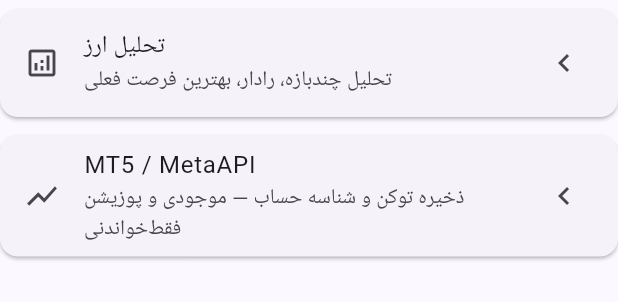
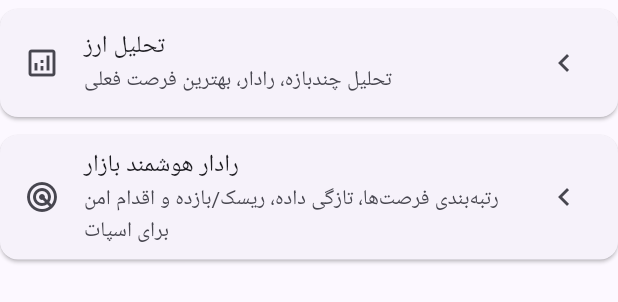
Before and after one commit to Siavashmorad/crypto-signal-scanner, a Flutter app: the HomeNavSection widget shown alone on an empty page, opened directly with empty values, on a phone screen of 412 x 824 dp. Shown: the top 302 px of the screen. Run offline on Flutter 3.47's test engine with Material 3 defaults, Android fonts, the phone set to English and light mode, and no system bars; our stand-ins replace firebase_core, firebase_messaging, flutter_local_notifications, flutter_secure_storage, shared_preferences; missing offline and left inert: workmanager; accounts and stored records are empty; network calls fail.

Commit message:
feat(ui): replace unusable MT5 card with Smart Market Radar

```diff
--- a/lib/widgets/home_nav_section.dart
+++ b/lib/widgets/home_nav_section.dart
@@ -1,7 +1,7 @@
 import 'package:flutter/material.dart';
 
 import 'coin_analysis_page.dart';
-import 'mt5_analysis_page.dart';
+import 'smart_market_radar_page.dart';
 
 /// Compact navigation cards for Home — does not rewrite HomePage body.
 class HomeNavSection extends StatelessWidget {
@@ -30,15 +30,15 @@ class HomeNavSection extends StatelessWidget {
         ),
         Card(
           child: ListTile(
-            leading: const Icon(Icons.show_chart),
-            title: Text(en ? 'MT5 / MetaAPI' : 'MT5 / MetaAPI'),
+            leading: const Icon(Icons.radar),
+            title: Text(en ? 'Smart Market Radar' : 'رادار هوشمند بازار'),
             subtitle: Text(en
-                ? 'Save token & Account ID — read-only balance & positions'
-                : 'ذخیره توکن و شناسه حساب — موجودی و پوزیشن فقط‌خواندنی'),
+                ? 'Ranked opportunities, freshness, risk/reward, spot-safe action'
+                : 'رتبه‌بندی فرصت‌ها، تازگی داده، ریسک/بازده و اقدام امن برای اسپات'),
             trailing: Icon(en ? Icons.chevron_right : Icons.chevron_left),
             onTap: () {
               Navigator.of(context).push(MaterialPageRoute(
-                builder: (_) => Mt5AnalysisPage(english: en),
+                builder: (_) => SmartMarketRadarPage(english: en),
               ));
             },
           ),
```
